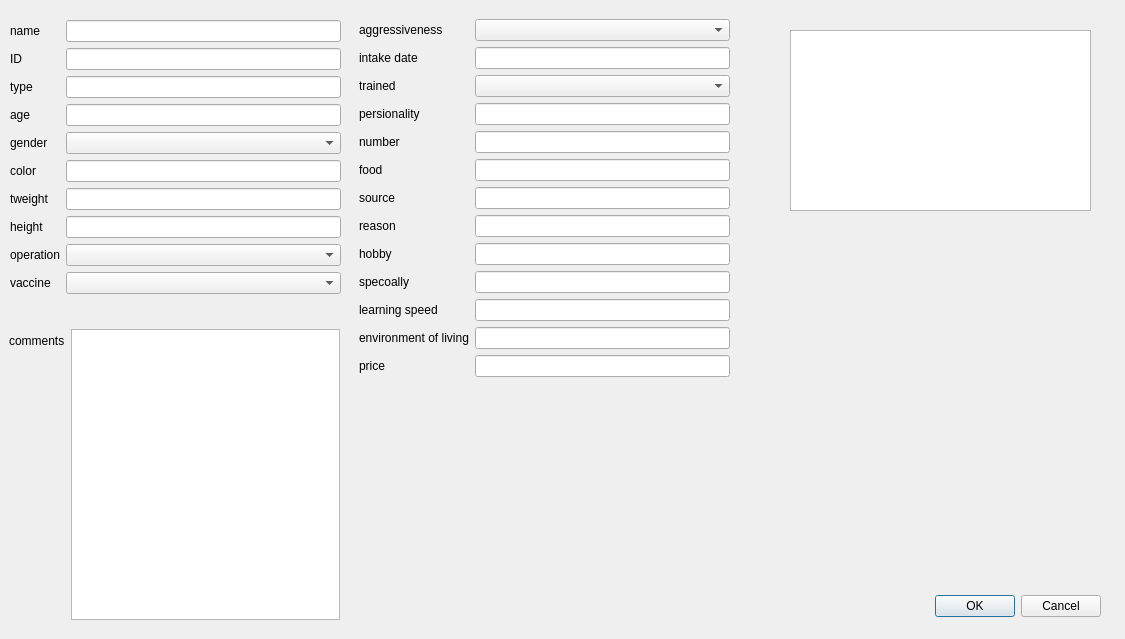
Qt form cuACS-master/manageanimalwindow.ui (HarryZixuan/QT-project) before a commit.
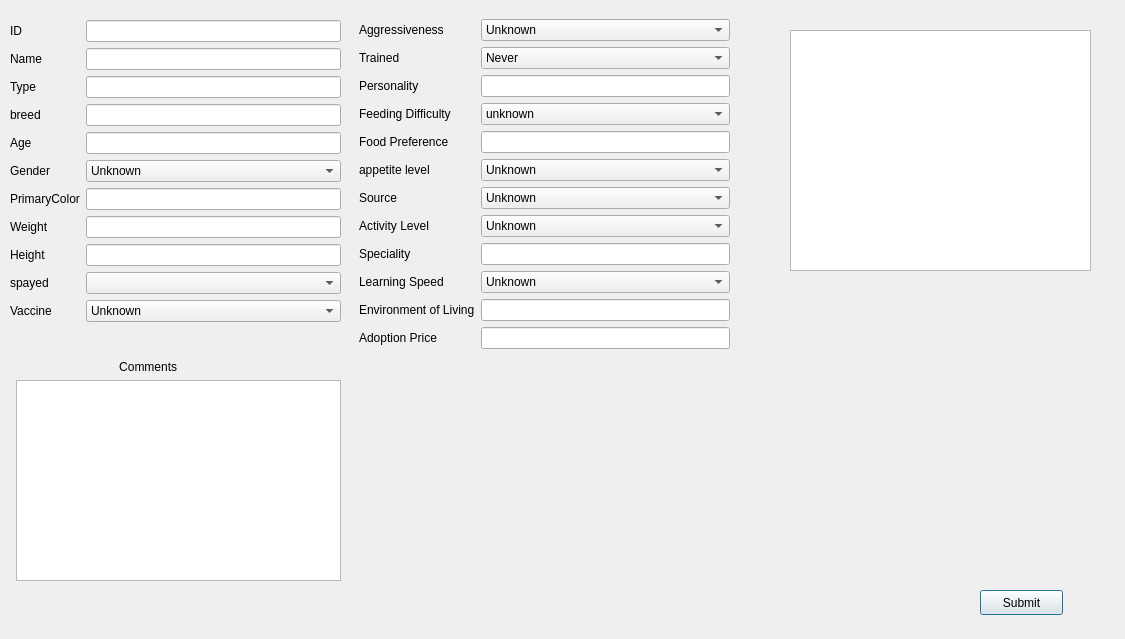
The same form after that commit.

```diff
--- a/cuACS-master/manageanimalwindow.ui
+++ b/cuACS-master/manageanimalwindow.ui
@@ -13,131 +13,172 @@
   <property name="windowTitle">
    <string>Dialog</string>
   </property>
-  <widget class="QDialogButtonBox" name="buttonBox">
-   <property name="geometry">
-    <rect>
-     <x>920</x>
-     <y>590</y>
-     <width>181</width>
-     <height>32</height>
-    </rect>
-   </property>
-   <property name="orientation">
-    <enum>Qt::Horizontal</enum>
-   </property>
-   <property name="standardButtons">
-    <set>QDialogButtonBox::Cancel|QDialogButtonBox::Ok</set>
-   </property>
-  </widget>
   <widget class="QWidget" name="formLayoutWidget">
    <property name="geometry">
     <rect>
      <x>10</x>
      <y>20</y>
      <width>331</width>
-     <height>306</height>
+     <height>337</height>
     </rect>
    </property>
    <layout class="QFormLayout" name="formLayout">
     <item row="0" column="0">
      <widget class="QLabel" name="label">
       <property name="text">
-       <string>name</string>
+       <string>ID</string>
       </property>
      </widget>
     </item>
     <item row="0" column="1">
-     <widget class="QLineEdit" name="lineEdit"/>
+     <widget class="QLineEdit" name="id"/>
+    </item>
+    <item row="1" column="0">
+     <widget class="QLabel" name="label_24">
+      <property name="text">
+       <string>Name</string>
+      </property>
+     </widget>
+    </item>
+    <item row="1" column="1">
+     <widget class="QLineEdit" name="name"/>
     </item>
     <item row="2" column="0">
-     <widget class="QLabel" name="label_2">
+     <widget class="QLabel" name="typeLabel">
       <property name="text">
-       <string>type</string>
+       <string>Type</string>
       </property>
      </widget>
     </item>
     <item row="2" column="1">
      <widget class="QLineEdit" name="lineEdit_2"/>
     </item>
-    <item row="3" column="0">
+    <item row="4" column="0">
      <widget class="QLabel" name="label_3">
       <property name="text">
-       <string>age</string>
+       <string>Age</string>
       </property>
      </widget>
     </item>
-    <item row="3" column="1">
+    <item row="4" column="1">
      <widget class="QLineEdit" name="lineEdit_3"/>
     </item>
-    <item row="4" column="0">
+    <item row="5" column="0">
      <widget class="QLabel" name="label_4">
       <property name="text">
-       <string>gender</string>
+       <string>Gender</string>
       </property>
      </widget>
     </item>
-    <item row="5" column="0">
+    <item row="5" column="1">
+     <widget class="QComboBox" name="comboBox_4">
+      <item>
+       <property name="text">
+        <string>Unknown</string>
+       </property>
+      </item>
+      <item>
+       <property name="text">
+        <string>Female</string>
+       </property>
+      </item>
+      <item>
+       <property name="text">
+        <string>Male</string>
+       </property>
+      </item>
+     </widget>
+    </item>
+    <item row="6" column="0">
      <widget class="QLabel" name="label_5">
       <property name="text">
-       <string>color</string>
+       <string>PrimaryColor</string>
       </property>
      </widget>
     </item>
-    <item row="5" column="1">
+    <item row="6" column="1">
      <widget class="QLineEdit" name="lineEdit_5"/>
     </item>
-    <item row="6" column="0">
+    <item row="7" column="0">
      <widget class="QLabel" name="label_6">
       <property name="text">
-       <string>tweight</string>
+       <string>Weight</string>
       </property>
      </widget>
     </item>
-    <item row="6" column="1">
+    <item row="7" column="1">
      <widget class="QLineEdit" name="lineEdit_6"/>
     </item>
-    <item row="7" column="0">
+    <item row="8" column="0">
      <widget class="QLabel" name="label_7">
       <property name="text">
-       <string>height</string>
+       <string>Height</string>
       </property>
      </widget>
     </item>
-    <item row="7" column="1">
+    <item row="8" column="1">
      <widget class="QLineEdit" name="lineEdit_7"/>
     </item>
-    <item row="8" column="0">
+    <item row="9" column="0">
      <widget class="QLabel" name="label_8">
       <property name="text">
-       <string>operation</string>
-      </property>
-     </widget>
-    </item>
-    <item row="9" column="0">
-     <widget class="QLabel" name="label_9">
-      <property name="text">
-       <string>vaccine</string>
+       <string>spayed</string>
       </property>
      </widget>
     </item>
     <item row="9" column="1">
-     <widget class="QComboBox" name="comboBox_2"/>
-    </item>
-    <item row="8" column="1">
      <widget class="QComboBox" name="comboBox_3"/>
     </item>
-    <item row="4" column="1">
-     <widget class="QComboBox" name="comboBox_4"/>
+    <item row="10" column="0">
+     <widget class="QLabel" name="label_9">
+      <property name="text">
+       <string>Vaccine</string>
+      </property>
+     </widget>
     </item>
-    <item row="1" column="0">
-     <widget class="QLabel" name="label_24">
+    <item row="10" column="1">
+     <widget class="QComboBox" name="comboBox_2">
+      <item>
+       <property name="text">
+        <string>Unknown</string>
+       </property>
+      </item>
+      <item>
+       <property name="text">
+        <string>1 time</string>
+       </property>
+      </item>
+      <item>
+       <property name="text">
+        <string>2 times</string>
+       </property>
+      </item>
+      <item>
+       <property name="text">
+        <string>3 times</string>
+       </property>
+      </item>
+      <item>
+       <property name="text">
+        <string>Up to date</string>
+       </property>
+      </item>
+      <item>
+       <property name="text">
+        <string>No need</string>
+       </property>
+      </item>
+     </widget>
+    </item>
+    <item row="3" column="0">
+     <widget class="QLabel" name="label_2">
       <property name="text">
-       <string>ID</string>
+       <string>breed</string>
       </property>
      </widget>
     </item>
-    <item row="1" column="1">
-     <widget class="QLineEdit" name="ID"/>
+    <item row="3" column="1">
+     <widget class="QLineEdit" name="lineEdit"/>
     </item>
    </layout>
   </widget>
@@ -147,7 +188,7 @@
      <x>790</x>
      <y>30</y>
      <width>301</width>
-     <height>181</height>
+     <height>241</height>
     </rect>
    </property>
    <layout class="QVBoxLayout" name="verticalLayout">
@@ -162,164 +203,324 @@
      <x>359</x>
      <y>19</y>
      <width>371</width>
-     <height>399</height>
+     <height>551</height>
     </rect>
    </property>
    <layout class="QFormLayout" name="formLayout_2">
     <item row="0" column="0">
      <widget class="QLabel" name="label_10">
       <property name="text">
-       <string>aggressiveness</string>
+       <string>Aggressiveness</string>
       </property>
      </widget>
     </item>
     <item row="0" column="1">
-     <widget class="QComboBox" name="comboBox"/>
+     <widget class="QComboBox" name="comboBox">
+      <item>
+       <property name="text">
+        <string>Unknown</string>
+       </property>
+      </item>
+      <item>
+       <property name="text">
+        <string>Week</string>
+       </property>
+      </item>
+      <item>
+       <property name="text">
+        <string>Medium</string>
+       </property>
+      </item>
+      <item>
+       <property name="text">
+        <string>High</string>
+       </property>
+      </item>
+     </widget>
     </item>
     <item row="1" column="0">
-     <widget class="QLabel" name="label_11">
-      <property name="text">
-       <string>intake date</string>
-      </property>
-     </widget>
-    </item>
-    <item row="2" column="0">
      <widget class="QLabel" name="label_12">
       <property name="text">
-       <string>trained</string>
+       <string>Trained</string>
       </property>
      </widget>
     </item>
-    <item row="3" column="0">
+    <item row="1" column="1">
+     <widget class="QComboBox" name="comboBox_5">
+      <item>
+       <property name="text">
+        <string>Never</string>
+       </property>
+      </item>
+      <item>
+       <property name="text">
+        <string>Excellent</string>
+       </property>
+      </item>
+      <item>
+       <property name="text">
+        <string>well</string>
+       </property>
+      </item>
+      <item>
+       <property name="text">
+        <string>medium</string>
+       </property>
+      </item>
+      <item>
+       <property name="text">
+        <string>never</string>
+       </property>
+      </item>
+     </widget>
+    </item>
+    <item row="2" column="0">
      <widget class="QLabel" name="label_13">
       <property name="text">
-       <string>persionality</string>
+       <string>Personality</string>
       </property>
      </widget>
     </item>
-    <item row="4" column="0">
+    <item row="2" column="1">
+     <widget class="QLineEdit" name="lineEdit_9"/>
+    </item>
+    <item row="3" column="0">
      <widget class="QLabel" name="label_14">
       <property name="text">
-       <string>number</string>
+       <string>Feeding Difficulty</string>
       </property>
      </widget>
     </item>
-    <item row="5" column="0">
+    <item row="4" column="0">
      <widget class="QLabel" name="label_15">
       <property name="text">
-       <string>food</string>
+       <string>Food Preference</string>
       </property>
      </widget>
     </item>
+    <item row="4" column="1">
+     <widget class="QLineEdit" name="lineEdit_11"/>
+    </item>
     <item row="6" column="0">
      <widget class="QLabel" name="label_16">
       <property name="text">
-       <string>source</string>
+       <string>Source</string>
       </property>
      </widget>
     </item>
     <item row="7" column="0">
      <widget class="QLabel" name="label_17">
       <property name="text">
-       <string>reason</string>
+       <string>Activity Level</string>
       </property>
      </widget>
     </item>
-    <item row="8" column="0">
+    <item row="5" column="0">
      <widget class="QLabel" name="label_18">
       <property name="text">
-       <string>hobby</string>
+       <string>appetite level</string>
       </property>
      </widget>
     </item>
-    <item row="9" column="0">
+    <item row="8" column="1">
+     <widget class="QLineEdit" name="lineEdit_15"/>
+    </item>
+    <item row="10" column="1">
+     <widget class="QLineEdit" name="lineEdit_17"/>
+    </item>
+    <item row="11" column="1">
+     <widget class="QLineEdit" name="lineEdit_8"/>
+    </item>
+    <item row="8" column="0">
      <widget class="QLabel" name="label_19">
       <property name="text">
-       <string>specoally</string>
+       <string>Speciality</string>
       </property>
      </widget>
     </item>
-    <item row="10" column="0">
+    <item row="9" column="0">
      <widget class="QLabel" name="label_20">
       <property name="text">
-       <string>learning speed</string>
+       <string>Learning Speed</string>
       </property>
      </widget>
     </item>
-    <item row="11" column="0">
+    <item row="10" column="0">
      <widget class="QLabel" name="label_21">
       <property name="text">
-       <string>environment of living</string>
+       <string>Environment of Living</string>
       </property>
      </widget>
     </item>
-    <item row="1" column="1">
-     <widget class="QLineEdit" name="lineEdit_4"/>
-    </item>
-    <item row="2" column="1">
-     <widget class="QComboBox" name="comboBox_5"/>
-    </item>
-    <item row="12" column="0">
+    <item row="11" column="0">
      <widget class="QLabel" name="label_22">
       <property name="text">
-       <string>price</string>
+       <string>Adoption Price</string>
       </property>
      </widget>
     </item>
-    <item row="12" column="1">
-     <widget class="QLineEdit" name="lineEdit_8"/>
-    </item>
     <item row="3" column="1">
-     <widget class="QLineEdit" name="lineEdit_9"/>
-    </item>
-    <item row="4" column="1">
-     <widget class="QLineEdit" name="lineEdit_10"/>
-    </item>
-    <item row="5" column="1">
-     <widget class="QLineEdit" name="lineEdit_11"/>
+     <widget class="QComboBox" name="comboBox_6">
+      <item>
+       <property name="text">
+        <string>unknown</string>
+       </property>
+      </item>
+      <item>
+       <property name="text">
+        <string>difficult</string>
+       </property>
+      </item>
+      <item>
+       <property name="text">
+        <string>meddle</string>
+       </property>
+      </item>
+      <item>
+       <property name="text">
+        <string>easy</string>
+       </property>
+      </item>
+     </widget>
     </item>
     <item row="6" column="1">
-     <widget class="QLineEdit" name="lineEdit_12"/>
+     <widget class="QComboBox" name="comboBox_7">
+      <item>
+       <property name="text">
+        <string>Unknown</string>
+       </property>
+      </item>
+      <item>
+       <property name="text">
+        <string>Abandoned</string>
+       </property>
+      </item>
+      <item>
+       <property name="text">
+        <string>Born in here</string>
+       </property>
+      </item>
+      <item>
+       <property name="text">
+        <string>Wandered</string>
+       </property>
+      </item>
+     </widget>
     </item>
     <item row="7" column="1">
-     <widget class="QLineEdit" name="lineEdit_13"/>
-    </item>
-    <item row="8" column="1">
-     <widget class="QLineEdit" name="lineEdit_14"/>
+     <widget class="QComboBox" name="comboBox_8">
+      <item>
+       <property name="text">
+        <string>Unknown</string>
+       </property>
+      </item>
+      <item>
+       <property name="text">
+        <string>High</string>
+       </property>
+      </item>
+      <item>
+       <property name="text">
+        <string>Medium</string>
+       </property>
+      </item>
+      <item>
+       <property name="text">
+        <string>Low</string>
+       </property>
+      </item>
+      <item>
+       <property name="text">
+        <string>Zero</string>
+       </property>
+      </item>
+     </widget>
     </item>
     <item row="9" column="1">
-     <widget class="QLineEdit" name="lineEdit_15"/>
+     <widget class="QComboBox" name="comboBox_9">
+      <item>
+       <property name="text">
+        <string>Unknown</string>
+       </property>
+      </item>
+      <item>
+       <property name="text">
+        <string>Fast</string>
+       </property>
+      </item>
+      <item>
+       <property name="text">
+        <string>Medium</string>
+       </property>
+      </item>
+      <item>
+       <property name="text">
+        <string>Slow</string>
+       </property>
+      </item>
+     </widget>
     </item>
-    <item row="10" column="1">
-     <widget class="QLineEdit" name="lineEdit_16"/>
-    </item>
-    <item row="11" column="1">
-     <widget class="QLineEdit" name="lineEdit_17"/>
+    <item row="5" column="1">
+     <widget class="QComboBox" name="comboBox_10">
+      <item>
+       <property name="text">
+        <string>Unknown</string>
+       </property>
+      </item>
+      <item>
+       <property name="text">
+        <string>High</string>
+       </property>
+      </item>
+      <item>
+       <property name="text">
+        <string>Medium</string>
+       </property>
+      </item>
+      <item>
+       <property name="text">
+        <string>Low</string>
+       </property>
+      </item>
+     </widget>
     </item>
    </layout>
   </widget>
   <widget class="QWidget" name="formLayoutWidget_3">
    <property name="geometry">
     <rect>
-     <x>9</x>
-     <y>329</y>
+     <x>10</x>
+     <y>360</y>
      <width>331</width>
-     <height>291</height>
+     <height>221</height>
     </rect>
    </property>
    <layout class="QFormLayout" name="formLayout_3">
-    <item row="0" column="0">
+    <item row="0" column="1">
      <widget class="QLabel" name="label_23">
       <property name="text">
-       <string>comments</string>
+       <string>                               Comments</string>
       </property>
      </widget>
     </item>
-    <item row="0" column="1">
+    <item row="1" column="1">
      <widget class="QTextEdit" name="textEdit"/>
     </item>
    </layout>
   </widget>
+  <widget class="QPushButton" name="submitButton">
+   <property name="geometry">
+    <rect>
+     <x>980</x>
+     <y>590</y>
+     <width>83</width>
+     <height>25</height>
+    </rect>
+   </property>
+   <property name="text">
+    <string>Submit</string>
+   </property>
+  </widget>
  </widget>
  <resources/>
  <connections>
```
Left out of the diff: 37 changed lines with no effect on the pictures.
